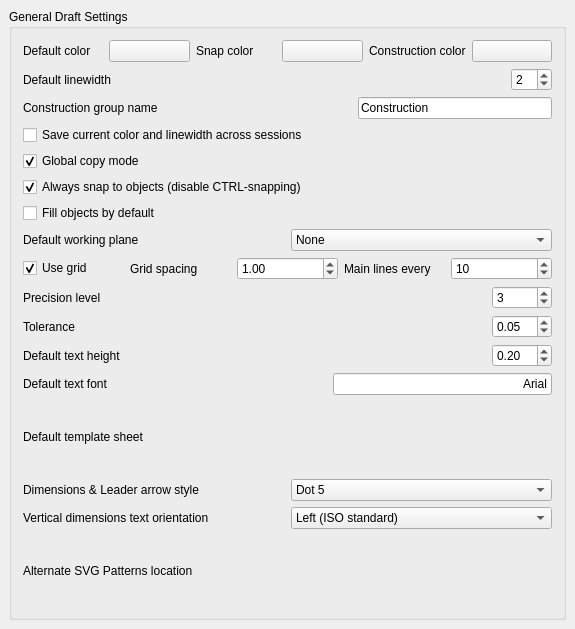
Qt form src/Mod/Draft/Resources/ui/userprefs-base.ui (berndhahnebach/All_FreeCAD) before a commit.
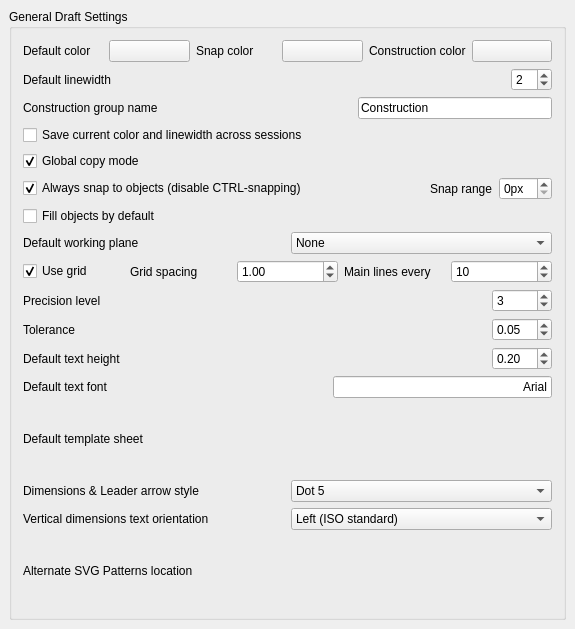
The same form after that commit. Custom widgets are drawn as their Qt base class.

Commit message: + introduced snap distance + Draft grid is now snappable

The edit to the form file:
```diff
--- a/src/Mod/Draft/Resources/ui/userprefs-base.ui
+++ b/src/Mod/Draft/Resources/ui/userprefs-base.ui
@@ -255,6 +255,42 @@
           </property>
          </widget>
         </item>
+        <item>
+         <spacer name="horizontalSpacer_2">
+          <property name="orientation">
+           <enum>Qt::Horizontal</enum>
+          </property>
+          <property name="sizeHint" stdset="0">
+           <size>
+            <width>40</width>
+            <height>20</height>
+           </size>
+          </property>
+         </spacer>
+        </item>
+        <item>
+         <widget class="QLabel" name="label_17">
+          <property name="toolTip">
+           <string>The radius for snapping to special points. Set to 0 for no distance (infinite)</string>
+          </property>
+          <property name="text">
+           <string>Snap range</string>
+          </property>
+         </widget>
+        </item>
+        <item>
+         <widget class="Gui::PrefSpinBox" name="gui::prefspinbox_2">
+          <property name="suffix">
+           <string>px</string>
+          </property>
+          <property name="prefEntry" stdset="0">
+           <cstring>snapRange</cstring>
+          </property>
+          <property name="prefPath" stdset="0">
+           <cstring>Mod/Draft</cstring>
+          </property>
+         </widget>
+        </item>
        </layout>
       </item>
       <item>
```
Left out of the diff: 35 changed lines with no effect on the pictures. The commit also changes 2 other files.
